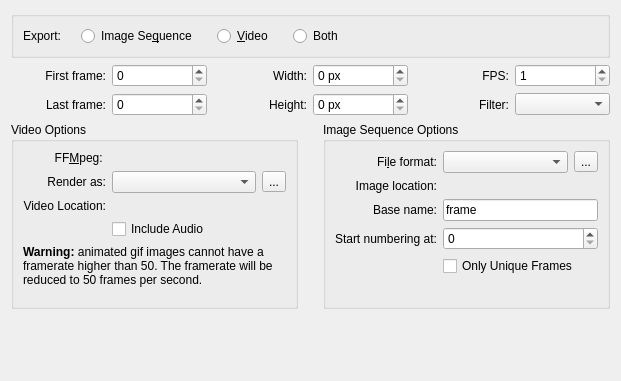
First picture: the form in libs/ui/animation/wdg_animationrenderer.ui, repository KDE/krita, before the edit.
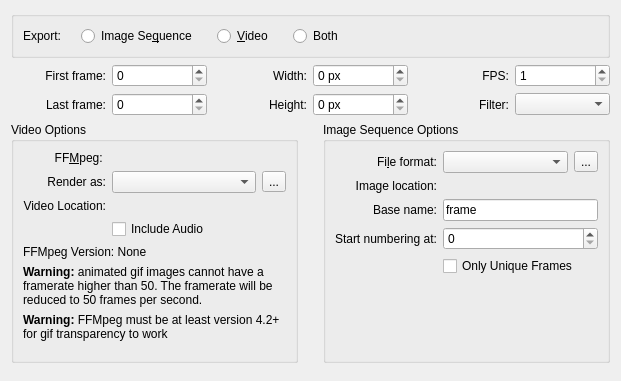
Second picture: the form after the edit. Custom widgets are drawn as their Qt base class.

The edit to the form file:
```diff
--- a/libs/ui/animation/wdg_animationrenderer.ui
+++ b/libs/ui/animation/wdg_animationrenderer.ui
@@ -313,7 +313,14 @@
          </layout>
         </item>
         <item>
-         <widget class="QLabel" name="lblGifWarning">
+         <widget class="QLabel" name="lblFFMpegVersion">
+          <property name="text">
+             <string>FFMpeg Version: None</string>
+          </property>
+         </widget>
+        </item>
+        <item>
+         <widget class="QLabel" name="lblGifWarningFPS">
           <property name="text">
            <string>&lt;html&gt;&lt;head/&gt;&lt;body&gt;&lt;p&gt;&lt;span style=&quot; font-weight:600;&quot;&gt;Warning:&lt;/span&gt; animated gif images cannot have a framerate higher than 50. The framerate will be reduced to 50 frames per second.&lt;/p&gt;&lt;/body&gt;&lt;/html&gt;</string>
           </property>
@@ -322,6 +329,16 @@
           </property>
          </widget>
         </item>
+        <item>
+         <widget class="QLabel" name="lblGifWarningFFMpeg">
+          <property name="text">
+           <string>&lt;html&gt;&lt;head/&gt;&lt;body&gt;&lt;p&gt;&lt;span style=&quot; font-weight:600;&quot;&gt;Warning:&lt;/span&gt; FFMpeg must be at least version 4.2+ for gif transparency to work&lt;/p&gt;&lt;/body&gt;&lt;/html&gt;</string>
+          </property>
+          <property name="wordWrap">
+           <bool>true</bool>
+          </property>
+         </widget>
+        </item>
         <item>
          <spacer name="verticalSpacer_2">
           <property name="orientation">
```
